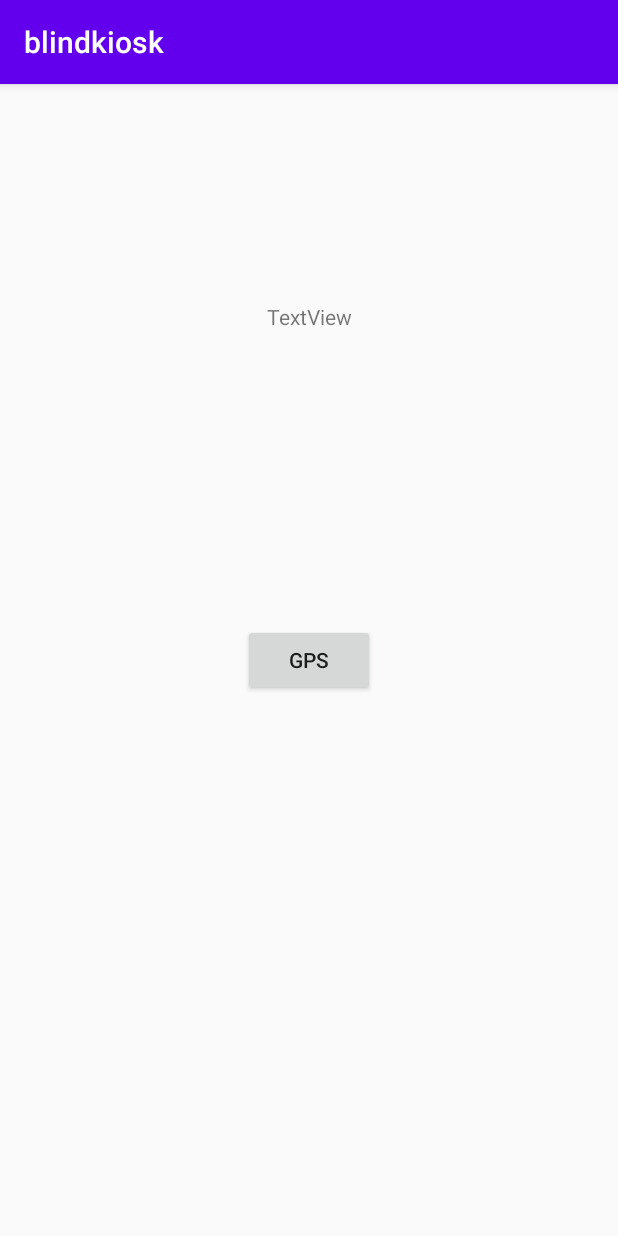
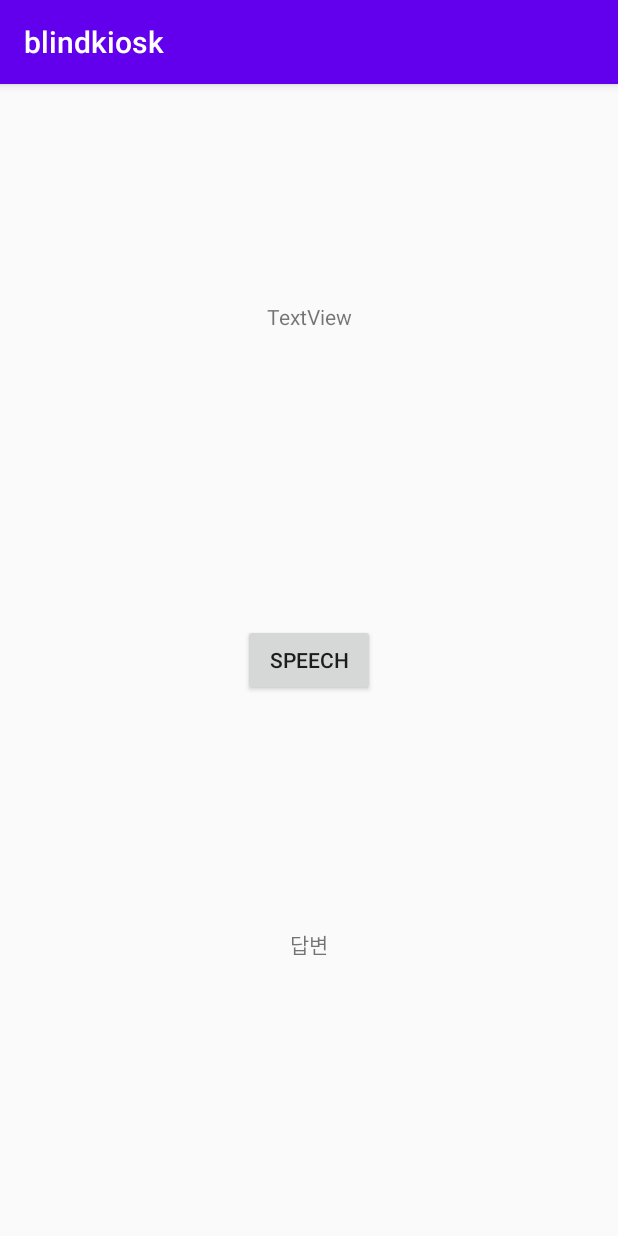
Before and after one commit to sumeen99/blindkiosk, an Android app: the StoreActivity screen opened directly, with no data from a screen before it, on a phone screen of 412 x 824 dp. Run offline under Robolectric (Android 15) with nearby library versions, the phone set to English and light mode, and no system bars.

Commit message:
음성인식 하라는대로 했는데 왜 안 되는지 의문,,

```diff
--- a/client/blindkiosk/app/src/main/AndroidManifest.xml
+++ b/client/blindkiosk/app/src/main/AndroidManifest.xml
@@ -2,6 +2,8 @@
 <manifest xmlns:android="http://schemas.android.com/apk/res/android"
     package="com.abc.blindkiosk">
     <uses-permission android:name="android.permission.ACCESS_FINE_LOCATION"/>
+    <uses-permission android:name="android.permission.INTERNET"/>
+    <uses-permission android:name="android.permission.RECORD_AUDIO"/>
     <application
         android:allowBackup="true"
         android:icon="@mipmap/ic_launcher"
--- a/client/blindkiosk/app/src/main/java/com/abc/blindkiosk/StoreActivity.java
+++ b/client/blindkiosk/app/src/main/java/com/abc/blindkiosk/StoreActivity.java
@@ -7,66 +7,73 @@ import androidx.core.content.ContextCompat;
 
 import android.Manifest;
 import android.content.Context;
+import android.content.Intent;
 import android.content.pm.PackageManager;
 import android.location.Location;
 import android.location.LocationListener;
 import android.location.LocationManager;
 import android.os.Build;
 import android.os.Bundle;
+import android.speech.RecognitionListener;
+import android.speech.RecognizerIntent;
+import android.speech.SpeechRecognizer;
 import android.speech.tts.TextToSpeech;
 import android.view.View;
 import android.widget.Button;
 import android.widget.TextView;
+import android.widget.Toast;
 
+import java.util.ArrayList;
 import java.util.Locale;
 
 public class StoreActivity extends AppCompatActivity {
     TextToSpeech textToSpeech;
-    Button btnGPS;
     TextView position;
 
+    Button btnSpeech;
+    SpeechRecognizer mRecognizer;
+    String storeNumber;
+    TextView answer;
+    Intent intent;
     @Override
     protected void onCreate(Bundle savedInstanceState) {
         super.onCreate(savedInstanceState);
         setContentView(R.layout.activity_store);
 
-        position = (TextView)findViewById(R.id.position);
-        btnGPS = (Button) findViewById(R.id.btnGPS);
+        btnSpeech = (Button)findViewById(R.id.btnSpeech);
+
+        intent = new Intent(RecognizerIntent.ACTION_RECOGNIZE_SPEECH);
+        intent.putExtra(RecognizerIntent.EXTRA_CALLING_PACKAGE,getPackageName());
+        intent.putExtra(RecognizerIntent.EXTRA_LANGUAGE,"ko-KR");
+        answer = (TextView)findViewById((R.id.answer));
+
+        position = (TextView) findViewById(R.id.position);
         textToSpeech = new TextToSpeech(this, new TextToSpeech.OnInitListener() {
             @Override
             public void onInit(int status) {
                 if (status == TextToSpeech.SUCCESS) {
                     textToSpeech.setLanguage(Locale.KOREAN);
-                    findUserLocation(getApplicationContext());
+                    findUserLocation();
                 }
             }
         });
 
+
     }
 
 
-    void findUserLocation(final Context context) {
-        textToSpeech.speak("사용자의 위치를 탐색합니다.화면을 눌러주세요.", TextToSpeech.QUEUE_ADD, null);
-
+    void findUserLocation() {
+        textToSpeech.speak("사용자의 위치를 탐색합니다.", TextToSpeech.QUEUE_ADD, null);
 
         final LocationManager locationManager = (LocationManager) getSystemService(Context.LOCATION_SERVICE);
+        try {
+            locationManager.requestLocationUpdates(LocationManager.GPS_PROVIDER, 100, 1, mLocationListener);
+            locationManager.requestLocationUpdates(LocationManager.NETWORK_PROVIDER, 100, 1, mLocationListener);
+        } catch (SecurityException ex) {
+            locationManager.removeUpdates(mLocationListener);
+        }
 
-
-        btnGPS.setOnClickListener(new View.OnClickListener() {
-            @Override
-            public void onClick(View v) {
-                try{
-                    locationManager.requestLocationUpdates(LocationManager.GPS_PROVIDER,100,1,mLocationListener);
-                    locationManager.requestLocationUpdates(LocationManager.NETWORK_PROVIDER,100,1,mLocationListener);
-                }catch (SecurityException ex){
-                    locationManager.removeUpdates(mLocationListener);
-                }
-
-            }
-        });
-
-
-        //chooseStore();
+        chooseStore();
     }
 
 
@@ -80,7 +87,67 @@ public class StoreActivity extends AppCompatActivity {
             position.setText("위치정보 : " + provider + "\n" + "위도 : " + latitude + "\n" + "경도 : " + longitude + "\n" + "고도 : " + altitude);
         }
     };
-    void chooseStore(){
-        textToSpeech.speak("가게를 선택해주세요.",TextToSpeech.QUEUE_ADD,null);
+
+    void chooseStore() {
+        textToSpeech.speak("화면을 눌러 가게 번호를 말씀해주세요.", TextToSpeech.QUEUE_ADD, null);
+
+        btnSpeech.setOnClickListener(new View.OnClickListener(){
+            @Override
+            public void onClick(View v) {
+                mRecognizer = SpeechRecognizer.createSpeechRecognizer(StoreActivity.this);
+                mRecognizer.setRecognitionListener(listener);
+                mRecognizer.startListening(intent);
+            }
+        });
     }
+
+    private RecognitionListener listener = new RecognitionListener() {
+        @Override
+        public void onReadyForSpeech(Bundle params) {
+            Toast.makeText(getApplicationContext(),"음성인식을 시작합니다.",Toast.LENGTH_SHORT).show();
+        }
+
+        @Override
+        public void onBeginningOfSpeech() {
+
+        }
+
+        @Override
+        public void onRmsChanged(float rmsdB) {
+
+        }
+
+        @Override
+        public void onBufferReceived(byte[] buffer) {
+
+        }
+
+        @Override
+        public void onEndOfSpeech() {
+
+        }
+
+        @Override
+        public void onError(int error) {
+
+        }
+
+        @Override
+        public void onResults(Bundle results) {
+            ArrayList<String> matches = results.getStringArrayList(SpeechRecognizer.RESULTS_RECOGNITION);
+            for(int i=0;i<matches.size();i++){
+                answer.setText(matches.get(i));
+            }
+        }
+
+        @Override
+        public void onPartialResults(Bundle partialResults) {
+
+        }
+
+        @Override
+        public void onEvent(int eventType, Bundle params) {
+
+        }
+    };
 }
--- a/client/blindkiosk/app/src/main/res/layout/activity_store.xml
+++ b/client/blindkiosk/app/src/main/res/layout/activity_store.xml
@@ -8,10 +8,10 @@
     tools:context=".StoreActivity">
 
     <Button
-        android:id="@+id/btnGPS"
+        android:id="@+id/btnSpeech"
         android:layout_width="wrap_content"
         android:layout_height="wrap_content"
-        android:text="gps"
+        android:text="speech"
         app:layout_constraintBottom_toBottomOf="parent"
         app:layout_constraintEnd_toEndOf="parent"
         app:layout_constraintStart_toStartOf="parent"
@@ -26,4 +26,14 @@
         app:layout_constraintEnd_toEndOf="parent"
         app:layout_constraintStart_toStartOf="parent"
         app:layout_constraintTop_toTopOf="parent" />
+
+    <TextView
+        android:id="@+id/answer"
+        android:layout_width="wrap_content"
+        android:layout_height="wrap_content"
+        android:layout_marginBottom="184dp"
+        android:text="답변"
+        app:layout_constraintBottom_toBottomOf="parent"
+        app:layout_constraintEnd_toEndOf="parent"
+        app:layout_constraintStart_toStartOf="parent" />
 </androidx.constraintlayout.widget.ConstraintLayout>
```
